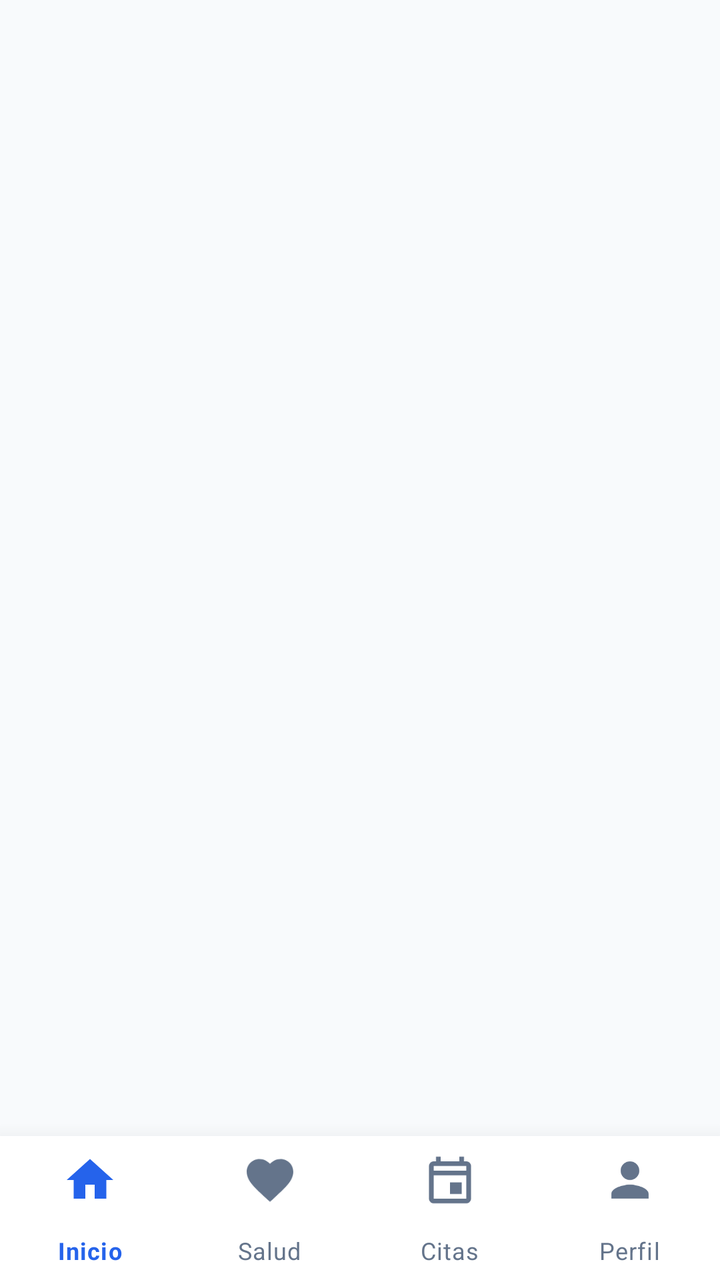
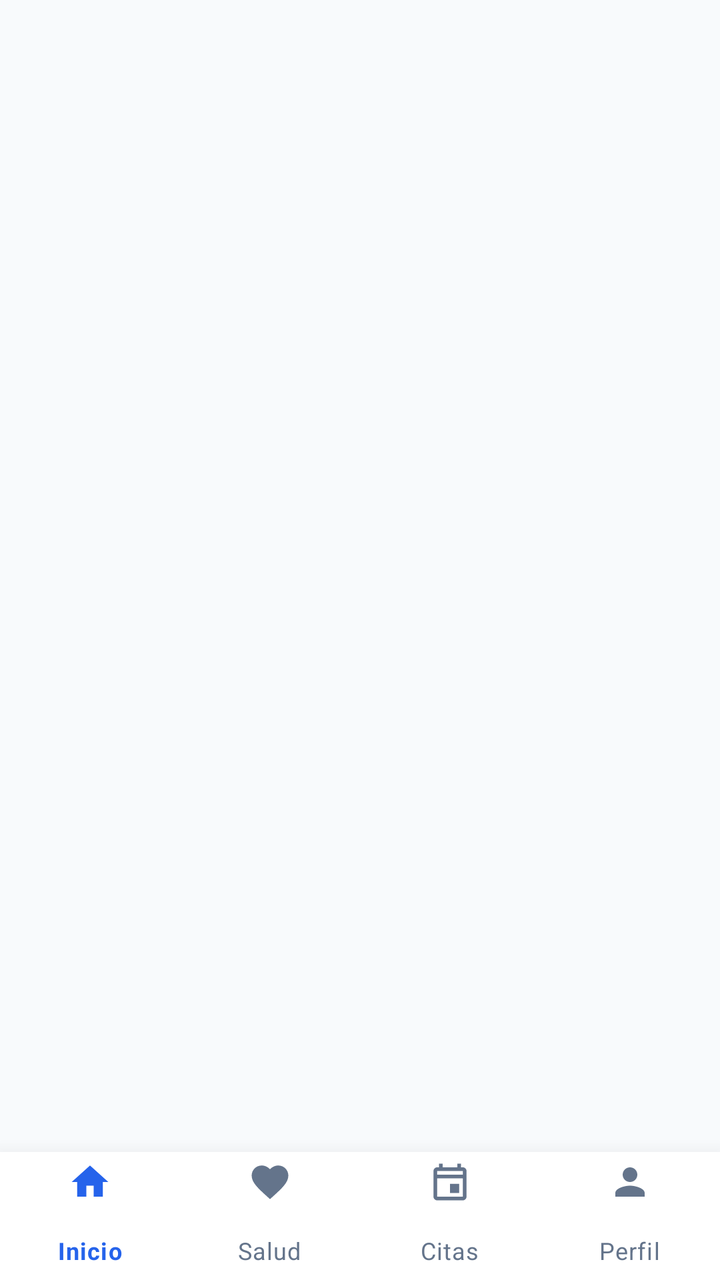

Screens rendered from an Android XML layout before and after an edit, with the pre-edit source and the edit as a unified diff.
<!-- AndroidManifest.xml: application theme AppTheme -->
<!-- res/layout/activity_main.xml -->
<?xml version="1.0" encoding="utf-8"?>
<LinearLayout xmlns:android="http://schemas.android.com/apk/res/android"
    xmlns:app="http://schemas.android.com/apk/res-auto"
    android:layout_width="match_parent"
    android:layout_height="match_parent"
    android:orientation="vertical">

    <FrameLayout
        android:id="@+id/fragmentContainer"
        android:layout_width="match_parent"
        android:layout_height="0dp"
        android:layout_weight="1" />

    <com.google.android.material.bottomnavigation.BottomNavigationView
        android:id="@+id/bottomNavigationView"
        android:layout_width="match_parent"
        android:layout_height="72dp"
        android:background="@color/card_background"
        app:elevation="16dp"
        app:menu="@menu/bottom_navigation_menu"
        app:itemIconTint="@color/bottom_nav_colors"
        app:itemTextColor="@color/bottom_nav_colors"
        app:itemIconSize="28dp"
        app:labelVisibilityMode="labeled" />

</LinearLayout>
<!-- resources referenced by this layout -->
<resources>
  <color name="card_background">#FFFFFF</color>
  <style name="AppTheme" parent="Theme.MaterialComponents.Light.NoActionBar">
          <item name="colorPrimary">@color/primary</item>
          <item name="colorPrimaryDark">@color/primary_dark</item>
          <item name="colorAccent">@color/accent</item>
          <item name="android:windowBackground">@color/background</item>
          <item name="bottomNavigationStyle">@style/CustomBottomNavigation</item>
      </style>
  <color name="primary">#2563EB</color>
  <color name="primary_dark">#1E40AF</color>
  <color name="accent">#10B981</color>
  <color name="background">#F8FAFC</color>
  <style name="CustomBottomNavigation" parent="Widget.MaterialComponents.BottomNavigationView">
          <item name="labelVisibilityMode">labeled</item>
          <item name="itemIconSize">22dp</item>
          <item name="itemRippleColor">@color/primary_light</item>
          <item name="backgroundTint">@color/white</item>
          <item name="itemIconTint">@color/selector_nav_color</item>
          <item name="itemTextColor">@color/selector_nav_color</item>
          <item name="android:paddingTop">0dp</item>
          <item name="android:paddingBottom">0dp</item>
      </style>
  <color name="primary_light">#DBEAFE</color>
  <color name="white">#FFFFFF</color>
</resources>

<!-- the commit's change to res/layout/activity_main.xml (unified diff, before → after) -->
@@ -14,13 +14,15 @@
     <com.google.android.material.bottomnavigation.BottomNavigationView
         android:id="@+id/bottomNavigationView"
         android:layout_width="match_parent"
-        android:layout_height="72dp"
+        android:layout_height="64dp"
         android:background="@color/card_background"
         app:elevation="16dp"
         app:menu="@menu/bottom_navigation_menu"
         app:itemIconTint="@color/bottom_nav_colors"
         app:itemTextColor="@color/bottom_nav_colors"
-        app:itemIconSize="28dp"
-        app:labelVisibilityMode="labeled" />
+        app:itemIconSize="22dp"
+        app:labelVisibilityMode="labeled"
+        app:itemPaddingTop="4dp"
+        app:itemPaddingBottom="10dp" />
 
 </LinearLayout>
